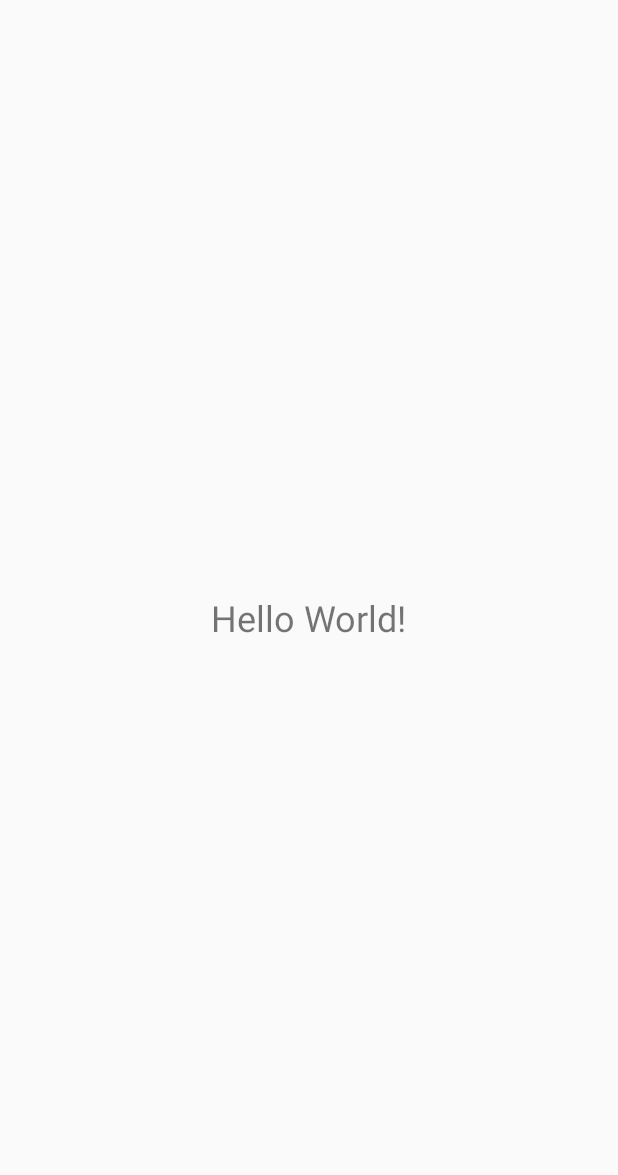
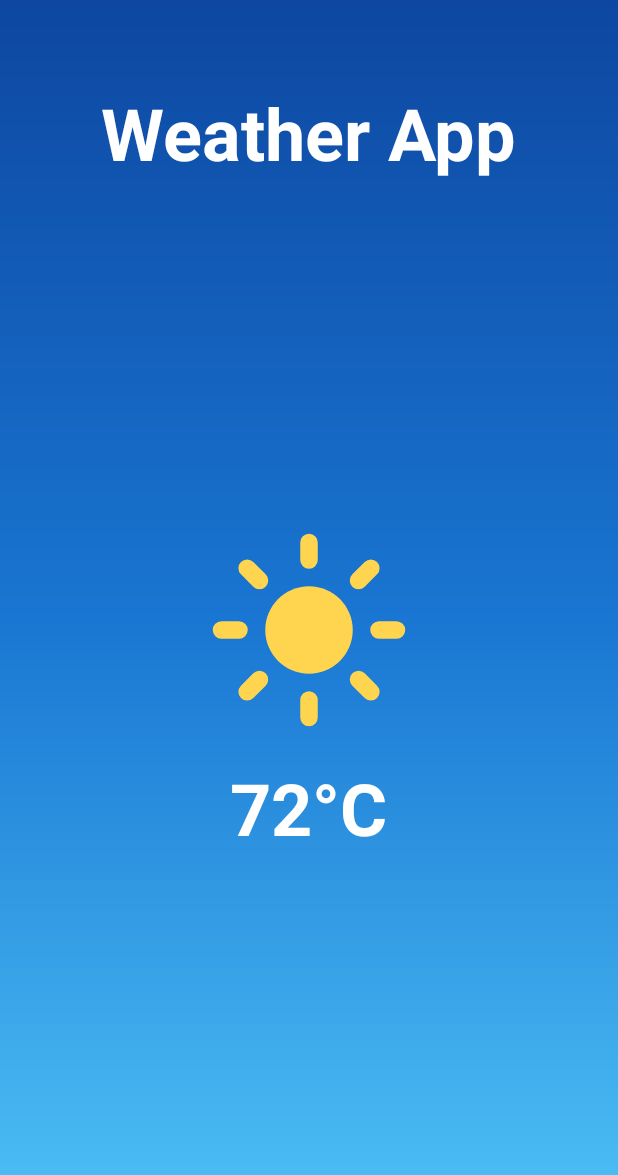
Before and after one commit to Giosman/Java-Weather, an Android app: the screen it shows after launch (MainActivity), on a phone screen of 412 x 824 dp. Before the commit the part shown is almost empty. Shown: the top 1175 px of the screen. Run offline under Robolectric (Android 15) with nearby library versions, the phone set to English and light mode, and no system bars.

Commit message:
Initial Interface

```diff
--- /dev/null
+++ b/android-app/app/src/main/res/drawable/ic_sun_placeholder.xml
@@ -0,0 +1,18 @@
+<?xml version="1.0" encoding="utf-8"?>
+<vector xmlns:android="http://schemas.android.com/apk/res/android"
+    android:width="120dp"
+    android:height="120dp"
+    android:viewportWidth="24"
+    android:viewportHeight="24">
+    <!-- Sun center circle -->
+    <path
+        android:fillColor="#FFD54F"
+        android:pathData="M12,7c-2.76,0 -5,2.24 -5,5s2.24,5 5,5 5,-2.24 5,-5 -2.24,-5 -5,-5z" />
+    <!-- Sun rays -->
+    <path
+        android:fillColor="#00000000"
+        android:pathData="M12,2L12,4M12,20L12,22M4.93,4.93L6.34,6.34M17.66,17.66L19.07,19.07M2,12L4,12M20,12L22,12M4.93,19.07L6.34,17.66M17.66,6.34L19.07,4.93"
+        android:strokeWidth="2"
+        android:strokeColor="#FFD54F"
+        android:strokeLineCap="round" />
+</vector>
--- /dev/null
+++ b/android-app/app/src/main/res/drawable/sky_gradient.xml
@@ -0,0 +1,10 @@
+<?xml version="1.0" encoding="utf-8"?>
+<shape xmlns:android="http://schemas.android.com/apk/res/android"
+    android:shape="rectangle">
+    <gradient
+        android:angle="270"
+        android:startColor="#0D47A1"
+        android:centerColor="#1976D2"
+        android:endColor="#4FC3F7"
+        android:type="linear" />
+</shape>
--- a/android-app/app/src/main/res/layout/activity_main.xml
+++ b/android-app/app/src/main/res/layout/activity_main.xml
@@ -1,13 +1,50 @@
 <?xml version="1.0" encoding="utf-8"?>
-<RelativeLayout xmlns:android="http://schemas.android.com/apk/res/android"
+<LinearLayout xmlns:android="http://schemas.android.com/apk/res/android"
     android:layout_width="match_parent"
-    android:layout_height="match_parent">
+    android:layout_height="match_parent"
+    android:background="@drawable/sky_gradient"
+    android:gravity="center_horizontal"
+    android:orientation="vertical"
+    android:padding="24dp">
 
+    <!-- App Header -->
     <TextView
+        android:id="@+id/tvTitle"
         android:layout_width="wrap_content"
         android:layout_height="wrap_content"
-        android:layout_centerInParent="true"
-        android:text="Hello World!"
-        android:textSize="24sp" />
+        android:layout_marginTop="32dp"
+        android:text="Weather App"
+        android:textColor="@color/white"
+        android:textSize="48sp"
+        android:textStyle="bold" />
 
-</RelativeLayout>
+    <View
+        android:layout_width="match_parent"
+        android:layout_height="0dp"
+        android:layout_weight="1" />
+
+    <!-- Weather Icon Space -->
+    <ImageView
+        android:id="@+id/ivWeatherIcon"
+        android:layout_width="140dp"
+        android:layout_height="140dp"
+        android:contentDescription="Sun Icon Placeholder"
+        android:src="@drawable/ic_sun_placeholder" />
+
+    <!-- Temperature Text -->
+    <TextView
+        android:id="@+id/tvTemperature"
+        android:layout_width="wrap_content"
+        android:layout_height="wrap_content"
+        android:layout_marginTop="16dp"
+        android:text="72°C"
+        android:textColor="@color/white"
+        android:textSize="48sp"
+        android:textStyle="bold" />
+
+    <View
+        android:layout_width="match_parent"
+        android:layout_height="0dp"
+        android:layout_weight="1" />
+
+</LinearLayout>
```
